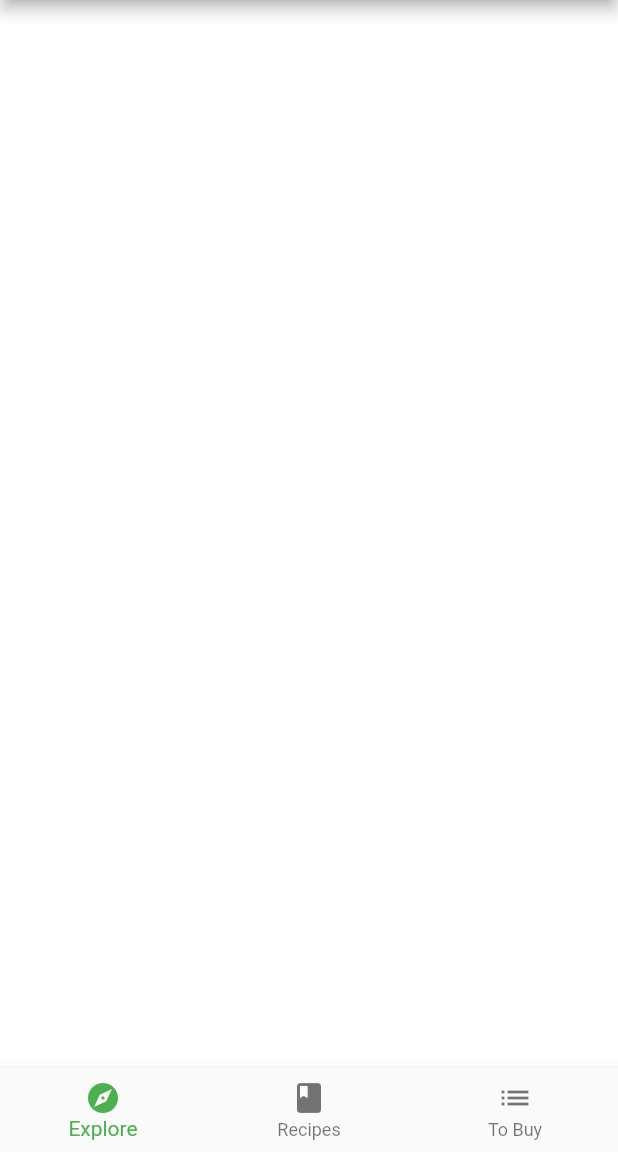
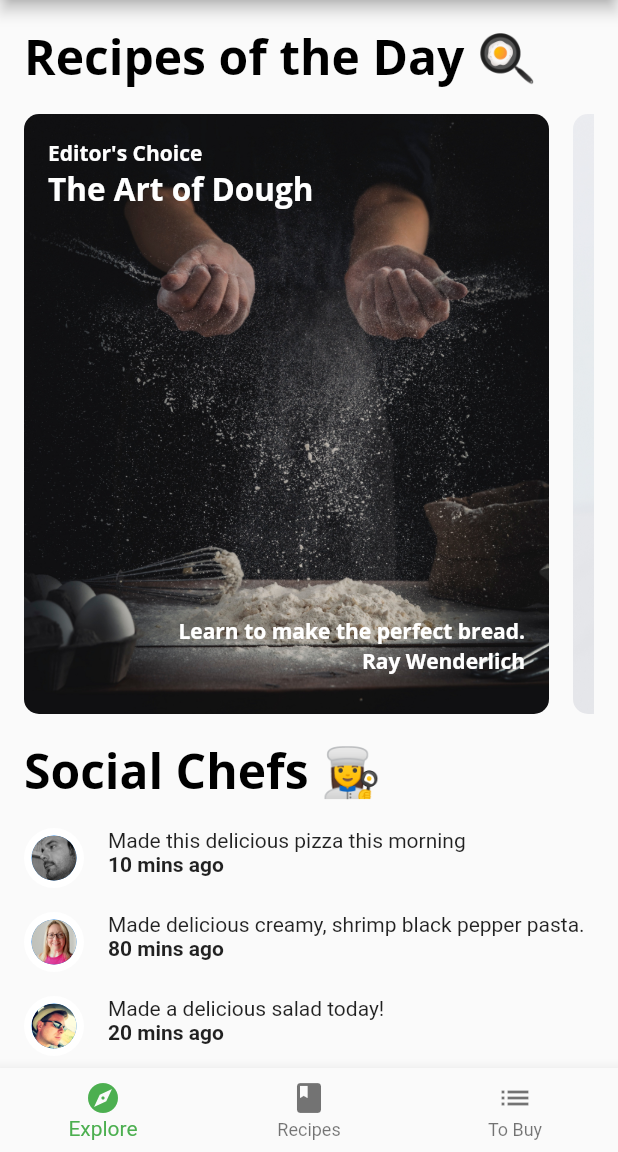
Before and after one commit to sh-cho/flutter-fooderlich-practice, a Flutter app: the screen it shows after launch, on a phone screen of 412 x 824 dp, the part 84-1236 px from its top. Run offline on Flutter 3.47's test engine with Material 2 defaults, Android fonts, the phone set to English and light mode, and no system bars; our stand-ins replace google_fonts.

```diff
--- a/lib/components/components.dart
+++ b/lib/components/components.dart
@@ -3,3 +3,6 @@ export 'card1.dart';
 export 'card2.dart';
 export 'card3.dart';
 export 'circle_image.dart';
+export 'friend_post_list_view.dart';
+export 'friend_post_tile.dart';
+export 'today_recipe_list_view.dart';
--- /dev/null
+++ b/lib/components/friend_post_list_view.dart
@@ -0,0 +1,43 @@
+import 'package:flutter/material.dart';
+
+import '../models/models.dart';
+import 'components.dart';
+
+class FriendPostListView extends StatelessWidget {
+  final List<Post> friendPosts;
+
+  const FriendPostListView({
+    Key? key,
+    required this.friendPosts,
+  }) : super(key: key);
+
+  @override
+  Widget build(BuildContext context) {
+    return Padding(
+      padding: const EdgeInsets.fromLTRB(16, 0, 16, 0),
+      child: Column(
+        crossAxisAlignment: CrossAxisAlignment.start,
+        children: [
+          Text('Social Chefs 👩‍🍳',
+              style: Theme.of(context).textTheme.headline1),
+          const SizedBox(height: 16),
+          ListView.separated(
+            primary: false,
+            physics: const NeverScrollableScrollPhysics(),
+            shrinkWrap: true,
+            scrollDirection: Axis.vertical,
+            itemCount: friendPosts.length,
+            itemBuilder: (context, index) {
+              final post = friendPosts[index];
+              return FriendPostTile(post: post);
+            },
+            separatorBuilder: (context, index) {
+              return const SizedBox(height: 16);
+            },
+          ),
+          const SizedBox(height: 16),
+        ],
+      ),
+    );
+  }
+}
--- /dev/null
+++ b/lib/components/friend_post_tile.dart
@@ -0,0 +1,38 @@
+import 'package:flutter/material.dart';
+
+import '../models/models.dart';
+import 'components.dart';
+
+class FriendPostTile extends StatelessWidget {
+  final Post post;
+
+  const FriendPostTile({
+    Key? key,
+    required this.post,
+  }) : super(key: key);
+
+  @override
+  Widget build(BuildContext context) {
+    return Row(
+      mainAxisAlignment: MainAxisAlignment.start,
+      crossAxisAlignment: CrossAxisAlignment.start,
+      children: [
+        CircleImage(
+          imageProvider: AssetImage(post.profileImageUrl),
+          imageRadius: 20,
+        ),
+        const SizedBox(width: 16),
+        Expanded(
+          child: Column(
+            crossAxisAlignment: CrossAxisAlignment.start,
+            children: [
+              Text(post.comment),
+              Text('${post.timestamp} mins ago',
+                  style: const TextStyle(fontWeight: FontWeight.w700)),
+            ],
+          ),
+        ),
+      ],
+    );
+  }
+}
--- /dev/null
+++ b/lib/components/today_recipe_list_view.dart
@@ -0,0 +1,58 @@
+import 'package:flutter/material.dart';
+
+import '../models/explore_recipe.dart';
+import 'components.dart';
+
+class TodayRecipeListView extends StatelessWidget {
+  final List<ExploreRecipe> recipes;
+
+  const TodayRecipeListView({
+    Key? key,
+    required this.recipes,
+  }) : super(key: key);
+
+  @override
+  Widget build(BuildContext context) {
+    return Padding(
+      padding: const EdgeInsets.fromLTRB(16, 16, 16, 0),
+      child: Column(
+        crossAxisAlignment: CrossAxisAlignment.start,
+        children: [
+          Text(
+            'Recipes of the Day 🍳',
+            style: Theme.of(context).textTheme.headline1,
+          ),
+          const SizedBox(height: 16),
+          Container(
+            height: 400,
+            color: Colors.transparent,
+            child: ListView.separated(
+              scrollDirection: Axis.horizontal,
+              itemCount: recipes.length,
+              itemBuilder: (context, index) {
+                final recipe = recipes[index];
+                return buildCard(recipe);
+              },
+              separatorBuilder: (context, index) {
+                return const SizedBox(width: 16);
+              },
+            ),
+          ),
+        ],
+      ),
+    );
+  }
+
+  Widget buildCard(ExploreRecipe recipe) {
+    // TODO: refactor this
+    if (recipe.cardType == RecipeCardType.card1) {
+      return Card1(recipe: recipe);
+    } else if (recipe.cardType == RecipeCardType.card2) {
+      return Card2(recipe: recipe);
+    } else if (recipe.cardType == RecipeCardType.card3) {
+      return Card3(recipe: recipe);
+    } else {
+      throw Exception('card doesn\'t exists');
+    }
+  }
+}
--- a/lib/home.dart
+++ b/lib/home.dart
@@ -1,4 +1,6 @@
 import 'package:flutter/material.dart';
+
+import 'screens/explore_screen.dart';
 
 class Home extends StatefulWidget {
   const Home({Key? key}) : super(key: key);
@@ -11,8 +13,7 @@ class _HomeState extends State<Home> {
   int _selectedIndex = 0;
 
   static List<Widget> pages = <Widget>[
-    // TODO: Replace with ExploreScreen
-    Container(color: Colors.white),
+    ExploreScreen(),
     // TODO: Replace with RecipesScreen
     Container(color: Colors.green),
     Container(color: Colors.blue),
--- /dev/null
+++ b/lib/screens/explore_screen.dart
@@ -0,0 +1,35 @@
+import 'package:flutter/material.dart';
+
+import '../api/mock_fooderlich_service.dart';
+import '../components/components.dart';
+import '../models/models.dart';
+
+class ExploreScreen extends StatelessWidget {
+  final mockService = MockFooderlichService();
+
+  ExploreScreen({Key? key}) : super(key: key);
+
+  @override
+  Widget build(BuildContext context) {
+    return FutureBuilder(
+      future: mockService.getExploreData(),
+      builder: (context, AsyncSnapshot<ExploreData> snapshot) {
+        if (snapshot.connectionState == ConnectionState.done) {
+          final recipes = snapshot.data?.todayRecipes ?? [];
+          final friendPosts = snapshot.data?.friendPosts ?? [];
+
+          return ListView(
+            scrollDirection: Axis.vertical,
+            children: [
+              TodayRecipeListView(recipes: recipes),
+              const SizedBox(height: 16),
+              FriendPostListView(friendPosts: friendPosts),
+            ],
+          );
+        }
+
+        return const Center(child: CircularProgressIndicator());
+      },
+    );
+  }
+}
--- a/pubspec.yaml
+++ b/pubspec.yaml
@@ -63,7 +63,11 @@ flutter:
   #   - images/a_dot_burr.jpeg
   #   - images/a_dot_ham.jpeg
   assets:
-    - assets/
+#    - assets/
+    - assets/food_pics/
+    - assets/magazine_pics/
+    - assets/sample_data/
+    - assets/profile_pics/
 
   # An image asset can refer to one or more resolution-specific "variants", see
   # https://flutter.dev/assets-and-images/#resolution-aware.
```
Also changed, not shown: pubspec.lock.
